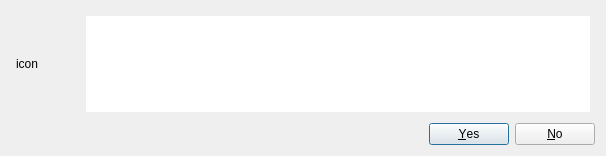
Above: warningyesno.ui from trumpton/Lib before the change. Below: the same form after it.
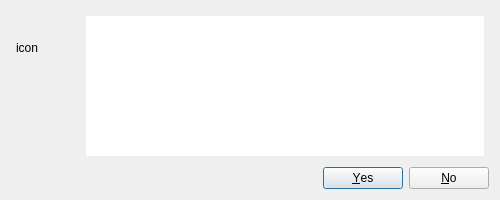
That is the form after the change.

What changed in the file:
```diff
--- a/warningyesno.ui
+++ b/warningyesno.ui
@@ -6,8 +6,8 @@
    <rect>
     <x>0</x>
     <y>0</y>
-    <width>606</width>
-    <height>156</height>
+    <width>500</width>
+    <height>200</height>
    </rect>
   </property>
   <property name="sizePolicy">
@@ -16,10 +16,16 @@
     <verstretch>0</verstretch>
    </sizepolicy>
   </property>
+  <property name="minimumSize">
+   <size>
+    <width>500</width>
+    <height>200</height>
+   </size>
+  </property>
   <property name="maximumSize">
    <size>
-    <width>16777215</width>
-    <height>16777215</height>
+    <width>500</width>
+    <height>200</height>
    </size>
   </property>
   <property name="windowTitle">
@@ -41,6 +47,11 @@
       <number>5</number>
      </property>
      <item>
+      <layout class="QVBoxLayout" name="verticalLayout_2">
+       <property name="leftMargin">
+        <number>0</number>
+       </property>
+       <item>
       <widget class="QLabel" name="icon">
        <property name="minimumSize">
         <size>
@@ -60,7 +71,28 @@
       </widget>
      </item>
      <item>
+        <spacer name="verticalSpacer">
+         <property name="orientation">
+          <enum>Qt::Vertical</enum>
+         </property>
+         <property name="sizeHint" stdset="0">
+          <size>
+           <width>20</width>
+           <height>40</height>
+          </size>
+         </property>
+        </spacer>
+       </item>
+      </layout>
+     </item>
+     <item>
       <widget class="QTextEdit" name="textEditWarning">
+       <property name="sizePolicy">
+        <sizepolicy hsizetype="Expanding" vsizetype="MinimumExpanding">
+         <horstretch>0</horstretch>
+         <verstretch>0</verstretch>
+        </sizepolicy>
+       </property>
        <property name="minimumSize">
         <size>
          <width>300</width>
```
Lines whose indentation alone changed are shown as unchanged.
